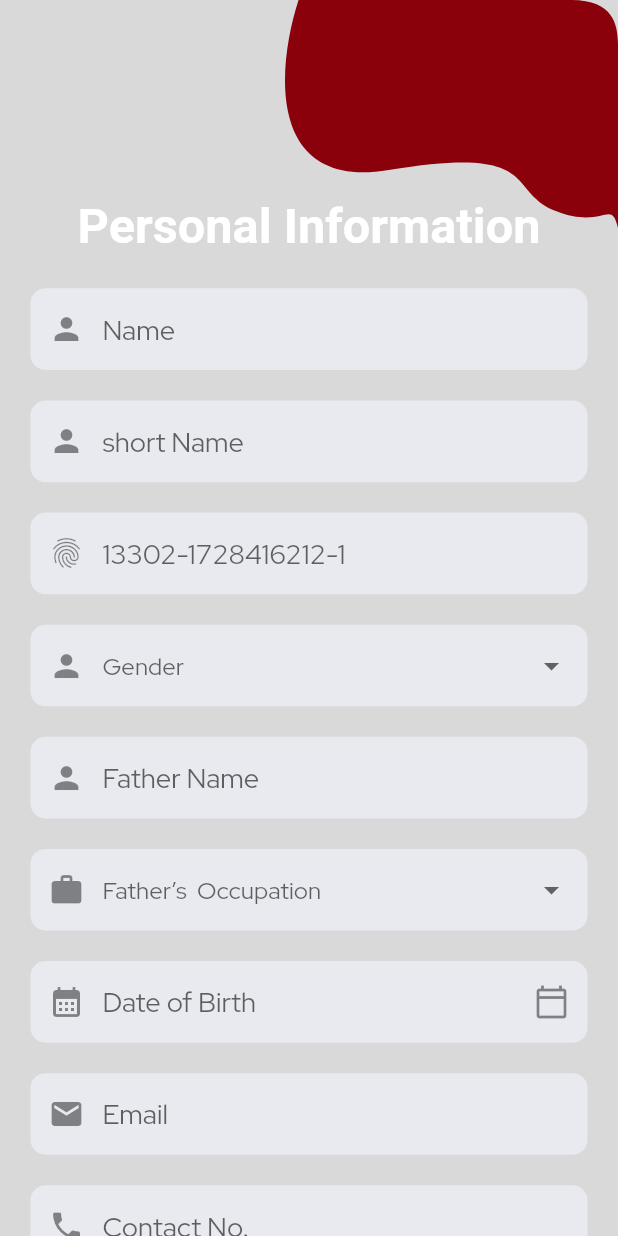
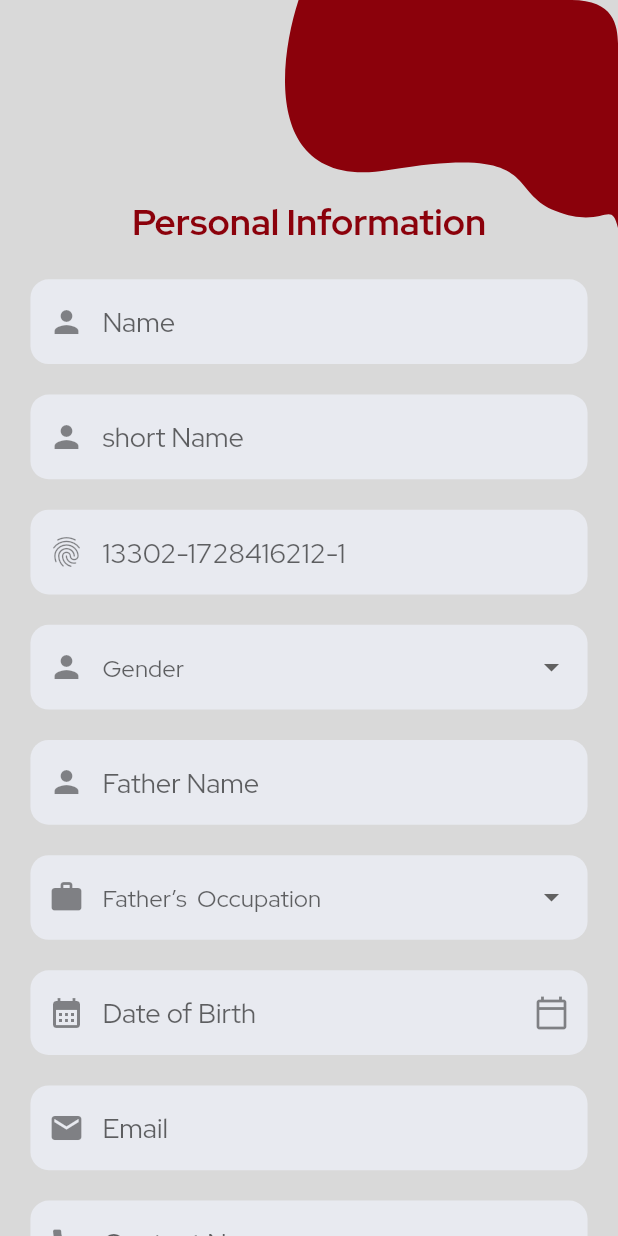
Before and after one commit to sherryqaisrani/student_management_system, a Flutter app: the PersonalInfo screen opened directly, on a phone screen of 412 x 824 dp. Run offline on Flutter 3.47's test engine with Material 2 defaults, Android fonts, the phone set to English and light mode, and no system bars; our stand-ins replace dio, flutter_screenutil, flutter_svg, google_fonts.

Commit message:
Signup Login Profile Screeen Update Successfully

```diff
--- a/lib/main.dart
+++ b/lib/main.dart
@@ -1,3 +1,5 @@
+import 'dart:io';
+
 import 'package:flutter/material.dart';
 import 'package:flutter_screenutil/flutter_screenutil.dart';
 import 'package:student_management_system/screens/loginpage2.dart';
@@ -30,7 +32,7 @@ class MyApp extends StatelessWidget {
           home: child,
         );
       },
-      child: SignUpPage(),
+      child: PersonalInfo(),
     );
   }
 }
--- a/lib/screens/personal.dart
+++ b/lib/screens/personal.dart
@@ -3,6 +3,7 @@ import 'package:flutter_screenutil/flutter_screenutil.dart';
 import 'package:flutter_svg/flutter_svg.dart';
 import 'package:intl/intl.dart';
 import 'package:student_management_system/utils/colors.dart';
+import 'package:student_management_system/utils/file_path.dart';
 
 class PersonalInfo extends StatefulWidget {
   PersonalInfo({Key? key}) : super(key: key);
@@ -37,7 +38,7 @@ class _PersonalInfoState extends State<PersonalInfo> {
                   top: 0,
                   right: 0,
                   child: SvgPicture.asset(
-                    'assets/svg/header.svg',
+                    FilePath.appLogo,
                   ),
                 ),
               ],
@@ -54,18 +55,15 @@ class _PersonalInfoState extends State<PersonalInfo> {
                     SizedBox(height: 130.h),
                     Text(
                       'Personal Information',
-                      style: TextStyle(
-                        fontSize: 32.sp,
-                        fontWeight: FontWeight.w700,
-                      ),
+                      style: Theme.of(context).textTheme.headline3,
                     ),
                     SizedBox(height: 22.h),
                     TextFormField(
                       textInputAction: TextInputAction.next,
                       keyboardType: TextInputType.text,
-                      decoration: getInputDecoration(
+                      decoration: const InputDecoration(
                         hintText: 'Name',
-                        prefixIcon: const Icon(
+                        prefixIcon: Icon(
                           Icons.person,
                         ),
                       ),
@@ -76,9 +74,9 @@ class _PersonalInfoState extends State<PersonalInfo> {
                     TextFormField(
                       textInputAction: TextInputAction.next,
                       keyboardType: TextInputType.text,
-                      decoration: getInputDecoration(
+                      decoration: const InputDecoration(
                         hintText: 'short Name',
-                        prefixIcon: const Icon(Icons.person),
+                        prefixIcon: Icon(Icons.person),
                       ),
                     ),
                     SizedBox(
@@ -87,9 +85,9 @@ class _PersonalInfoState extends State<PersonalInfo> {
                     TextFormField(
                       textInputAction: TextInputAction.next,
                       keyboardType: TextInputType.number,
-                      decoration: getInputDecoration(
+                      decoration: const InputDecoration(
                         hintText: '13302-1728416212-1',
-                        prefixIcon: const Icon(
+                        prefixIcon: Icon(
                           Icons.fingerprint,
                         ),
                       ),
@@ -106,9 +104,9 @@ class _PersonalInfoState extends State<PersonalInfo> {
                           );
                         },
                       ).toList(),
-                      decoration: getInputDecoration(
+                      decoration: const InputDecoration(
                         hintText: 'Gender',
-                        prefixIcon: const Icon(
+                        prefixIcon: Icon(
                           Icons.person,
                         ),
                       ),
@@ -120,9 +118,9 @@ class _PersonalInfoState extends State<PersonalInfo> {
                     TextFormField(
                       textInputAction: TextInputAction.next,
                       keyboardType: TextInputType.text,
-                      decoration: getInputDecoration(
+                      decoration: const InputDecoration(
                         hintText: 'Father Name',
-                        prefixIcon: const Icon(
+                        prefixIcon: Icon(
                           Icons.person,
                         ),
                       ),
@@ -139,9 +137,9 @@ class _PersonalInfoState extends State<PersonalInfo> {
                           );
                         },
                       ).toList(),
-                      decoration: getInputDecoration(
+                      decoration: const InputDecoration(
                         hintText: 'Father’s  Occupation',
-                        prefixIcon: const Icon(Icons.work),
+                        prefixIcon: Icon(Icons.work),
                       ),
                       onChanged: (_) {},
                     ),
@@ -152,10 +150,10 @@ class _PersonalInfoState extends State<PersonalInfo> {
                       controller: _dateEditTextController,
                       readOnly: true,
                       showCursor: false,
-                      decoration: getInputDecoration(
+                      decoration: const InputDecoration(
                         hintText: 'Date of Birth',
-                        prefixIcon: const Icon(Icons.calendar_month),
-                        sufficIon: const Icon(Icons.calendar_today_outlined),
+                        prefixIcon: Icon(Icons.calendar_month),
+                        suffixIcon: Icon(Icons.calendar_today_outlined),
                       ),
                       onTap: _datePicker,
                     ),
@@ -165,9 +163,9 @@ class _PersonalInfoState extends State<PersonalInfo> {
                     TextFormField(
                       textInputAction: TextInputAction.next,
                       keyboardType: TextInputType.emailAddress,
-                      decoration: getInputDecoration(
+                      decoration: const InputDecoration(
                         hintText: 'Email',
-                        prefixIcon: const Icon(
+                        prefixIcon: Icon(
                           Icons.email,
                         ),
                       ),
@@ -178,9 +176,9 @@ class _PersonalInfoState extends State<PersonalInfo> {
                     TextFormField(
                       textInputAction: TextInputAction.next,
                       keyboardType: TextInputType.number,
-                      decoration: getInputDecoration(
+                      decoration: const InputDecoration(
                         hintText: 'Contact No.',
-                        prefixIcon: const Icon(Icons.phone),
+                        prefixIcon: Icon(Icons.phone),
                       ),
                     ),
                     SizedBox(
@@ -189,9 +187,9 @@ class _PersonalInfoState extends State<PersonalInfo> {
                     TextFormField(
                       textInputAction: TextInputAction.next,
                       keyboardType: TextInputType.number,
-                      decoration: getInputDecoration(
+                      decoration: const InputDecoration(
                         hintText: 'Other Contact No.',
-                        prefixIcon: const Icon(
+                        prefixIcon: Icon(
                           Icons.phone,
                         ),
                       ),
@@ -202,9 +200,9 @@ class _PersonalInfoState extends State<PersonalInfo> {
                     TextFormField(
                       textInputAction: TextInputAction.next,
                       keyboardType: TextInputType.number,
-                      decoration: getInputDecoration(
+                      decoration: const InputDecoration(
                         hintText: 'Guardian Contact No.',
-                        prefixIcon: const Icon(
+                        prefixIcon: Icon(
                           Icons.phone,
                         ),
                       ),
@@ -215,9 +213,9 @@ class _PersonalInfoState extends State<PersonalInfo> {
                     TextFormField(
                       textInputAction: TextInputAction.next,
                       keyboardType: TextInputType.text,
-                      decoration: getInputDecoration(
+                      decoration: const InputDecoration(
                         hintText: 'Postal Address',
-                        prefixIcon: const Icon(
+                        prefixIcon: Icon(
                           Icons.location_city,
                         ),
                       ),
@@ -228,9 +226,9 @@ class _PersonalInfoState extends State<PersonalInfo> {
                     TextFormField(
                       textInputAction: TextInputAction.next,
                       keyboardType: TextInputType.text,
-                      decoration: getInputDecoration(
+                      decoration: const InputDecoration(
                         hintText: 'Permanent Address',
-                        prefixIcon: const Icon(
+                        prefixIcon: Icon(
                           Icons.location_city,
                         ),
                       ),
@@ -247,9 +245,9 @@ class _PersonalInfoState extends State<PersonalInfo> {
                             ),
                           )
                           .toList(),
-                      decoration: getInputDecoration(
+                      decoration: const InputDecoration(
                         hintText: 'Domicile Province',
-                        prefixIcon: const Icon(
+                        prefixIcon: Icon(
                           Icons.location_city,
                         ),
                       ),
@@ -268,9 +266,9 @@ class _PersonalInfoState extends State<PersonalInfo> {
                           )
                           .toList(),
                       onChanged: (_) {},
-                      decoration: getInputDecoration(
+                      decoration: const InputDecoration(
                         hintText: 'Disability',
-                        prefixIcon: const Icon(
+                        prefixIcon: Icon(
                           Icons.wheelchair_pickup,
                         ),
                       ),
@@ -281,26 +279,10 @@ class _PersonalInfoState extends State<PersonalInfo> {
                     SizedBox(
                       width: double.infinity,
                       child: ElevatedButton(
-                        style: ElevatedButton.styleFrom(
-                            padding: EdgeInsets.symmetric(
-                              vertical: 17.h,
-                            ),
-                            shape: RoundedRectangleBorder(
-                              borderRadius: BorderRadius.circular(
-                                10.r,
-                              ),
-                              side: const BorderSide(
-                                color: Colors.transparent,
-                              ),
-                            )),
                         onPressed: () {},
                         child: Text(
                           'Save',
-                          style: TextStyle(
-                            fontSize: 16.sp,
-                            fontWeight: FontWeight.w600,
-                            color: Colors.white,
-                          ),
+                          style: Theme.of(context).textTheme.button,
                         ),
                       ),
                     ),
@@ -331,38 +313,4 @@ class _PersonalInfoState extends State<PersonalInfo> {
       }
     });
   }
-
-//TextField Decoration
-  InputDecoration getInputDecoration(
-      {required String hintText,
-      required Widget prefixIcon,
-      Widget? sufficIon}) {
-    return InputDecoration(
-      border: OutlineInputBorder(
-        borderRadius: BorderRadius.circular(
-          10.r,
-        ),
-        borderSide: const BorderSide(
-          color: Colors.transparent,
-        ),
-      ),
-      enabledBorder: OutlineInputBorder(
-        borderRadius: BorderRadius.circular(
-          10.r,
-        ),
-        borderSide: const BorderSide(
-          color: Colors.transparent,
-        ),
-      ),
-      filled: true,
-      fillColor: aLightPlaceholderColor,
-      contentPadding: EdgeInsets.symmetric(
-        vertical: 15.h,
-      ),
-      prefixIcon: prefixIcon,
-      hintText: hintText,
-      suffixIcon: sufficIon,
-    );
-  }
 }
-//Logos on the top left and right
--- a/lib/screens/singuppage.dart
+++ b/lib/screens/singuppage.dart
@@ -142,25 +142,11 @@ class _SignUpPageState extends State<SignUpPage> {
                   Center(
                     child: SizedBox(
                       width: double.infinity,
-                      height: 55.h,
                       child: ElevatedButton(
-                        style: ElevatedButton.styleFrom(
-                          shape: RoundedRectangleBorder(
-                            borderRadius: BorderRadius.circular(
-                              10.sp,
-                            ),
-                            side: const BorderSide(
-                              color: Colors.transparent,
-                            ),
-                          ),
-                        ),
                         onPressed: () {},
                         child: Text(
                           'SIGNUP',
-                          style: TextStyle(
-                            fontSize: 16.sp,
-                            fontWeight: FontWeight.w600,
-                          ),
+                          style: Theme.of(context).textTheme.button,
                         ),
                       ),
                     ),
--- a/lib/utils/themes.dart
+++ b/lib/utils/themes.dart
@@ -102,6 +102,14 @@ final dartkTheme = ThemeData.dark().copyWith(
           color: aDarkPrimaryColor,
         )),
   ),
+  elevatedButtonTheme: ElevatedButtonThemeData(
+      style: ElevatedButton.styleFrom(
+    primary: aDarkPrimaryColor,
+    padding: aElevetedButtonPadding,
+    textStyle: const TextStyle(
+      fontWeight: FontWeight.w600,
+    ),
+  )),
   inputDecorationTheme: InputDecorationTheme(
     contentPadding: EdgeInsets.symmetric(
       vertical: 16.h,
```
